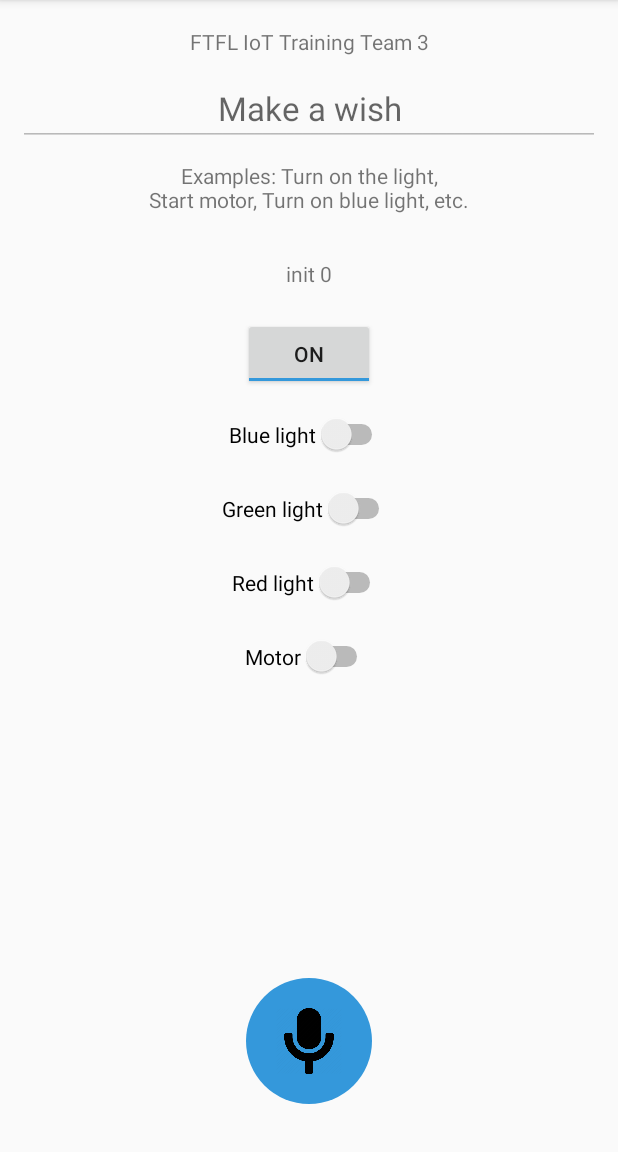
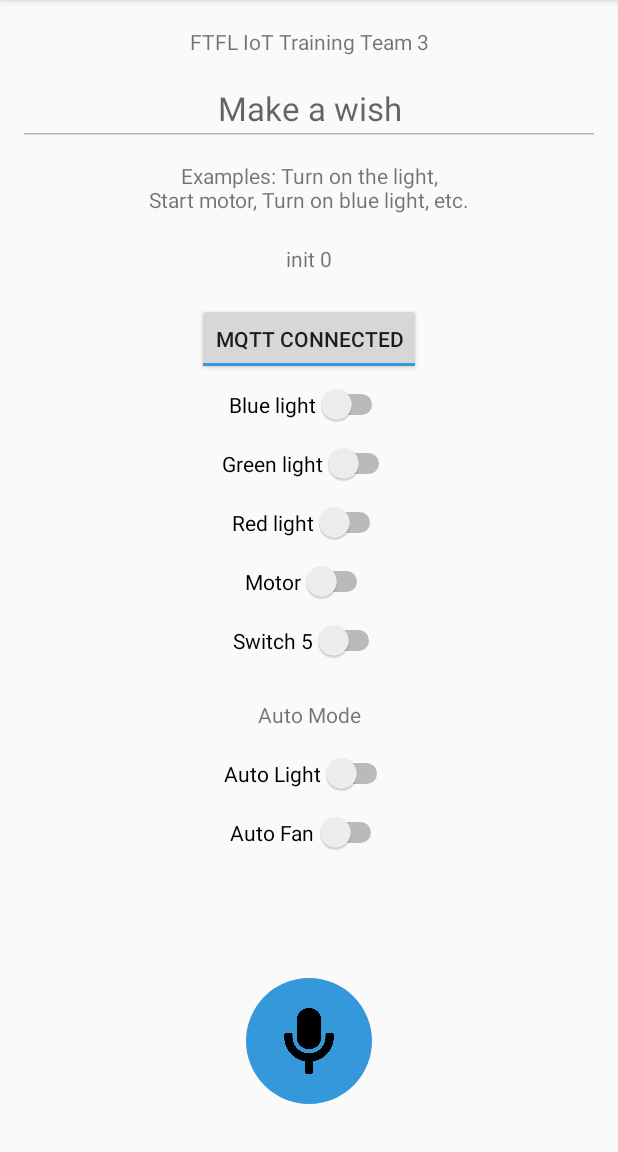
Before and after one commit to sohelaman/home-genie-android, an Android app: the screen it shows after launch (MainActivity), on a phone screen of 412 x 824 dp, the part 84-1236 px from its top. Run offline under Robolectric (Android 15) with nearby library versions, the phone set to English and light mode, and no system bars; libraries missing offline, so code that uses them is left out: org.eclipse.paho; 11 statements that could not run were skipped.

Commit message:
7 switches.

```diff
--- a/app/build.gradle
+++ b/app/build.gradle
@@ -8,8 +8,8 @@ android {
         applicationId "dev.sohel.homegenie"
         minSdkVersion 19
         targetSdkVersion 30
-        versionCode 102
-        versionName "1.02"
+        versionCode 104
+        versionName "1.04"
 
         testInstrumentationRunner "androidx.test.runner.AndroidJUnitRunner"
     }
--- a/app/src/main/java/dev/sohel/homegenie/classes/ActionView.java
+++ b/app/src/main/java/dev/sohel/homegenie/classes/ActionView.java
@@ -30,6 +30,9 @@ public class ActionView {
     final Switch switch2;
     final Switch switch3;
     final Switch switch4;
+    final Switch switch5;
+    final Switch switch6;
+    final Switch switch7;
 
     public ActionView(Activity activity, Context context) {
         this.activity = activity;
@@ -41,8 +44,11 @@ public class ActionView {
         this.switch2 = this.activity.findViewById(R.id.switch2);
         this.switch3 = this.activity.findViewById(R.id.switch3);
         this.switch4 = this.activity.findViewById(R.id.switch4);
+        this.switch5 = this.activity.findViewById(R.id.switch5);
+        this.switch6 = this.activity.findViewById(R.id.switch6);
+        this.switch7 = this.activity.findViewById(R.id.switch7);
 
-        this.switches = new String[]{"switch1", "switch2", "switch3", "switch4"};
+        this.switches = new String[]{"switch1", "switch2", "switch3", "switch4", "switch5", "switch6", "switch7"};
     } // constructor
 
     public ActionView setMqttHelper(MqttHelper mqttHelper) {
@@ -56,6 +62,9 @@ public class ActionView {
         this.switch2.setOnCheckedChangeListener(this.getButtonStateChangeListener("switch2"));
         this.switch3.setOnCheckedChangeListener(this.getButtonStateChangeListener("switch3"));
         this.switch4.setOnCheckedChangeListener(this.getButtonStateChangeListener("switch4"));
+        this.switch5.setOnCheckedChangeListener(this.getButtonStateChangeListener("switch5"));
+        this.switch6.setOnCheckedChangeListener(this.getButtonStateChangeListener("switch6"));
+        this.switch7.setOnCheckedChangeListener(this.getButtonStateChangeListener("switch7"));
     } // end of registerListeners()
 
 
@@ -100,6 +109,15 @@ public class ActionView {
             case "switch4":
                 targetSwitch = this.switch4;
                 break;
+            case "switch5":
+                targetSwitch = this.switch5;
+                break;
+            case "switch6":
+                targetSwitch = this.switch6;
+                break;
+            case "switch7":
+                targetSwitch = this.switch7;
+                break;
             default:
                 targetSwitch = null;
                 break;
--- a/app/src/main/java/dev/sohel/homegenie/classes/MqttHelper.java
+++ b/app/src/main/java/dev/sohel/homegenie/classes/MqttHelper.java
@@ -19,6 +19,7 @@ public class MqttHelper {
     final String mqttServerUri = "tcp://157.230.30.178:1883";
     // final String mqttServerUri = "tcp://mqtt.eclipse.org:1883";
     final String topic = "topic/ftflteam3/general";
+    final String topic2 = "topic/ftflteam3/activities";
     String clientId;
 
     private Context context;
@@ -56,7 +57,7 @@ public class MqttHelper {
             client.setCallback(this.createMqttCallback());
             client.connect();
             this.client = client;
-            client.subscribe(this.topic);
+            client.subscribe(this.topic2);
             Toast.makeText(this.context, "MQTT connected", Toast.LENGTH_SHORT).show();
 
             this.actionView.toggleButton.setChecked(true);
@@ -100,7 +101,7 @@ public class MqttHelper {
             @Override
             public void messageArrived(String topic, MqttMessage message) {
                 String payload = new String(message.getPayload());
-                Log.d(TAG, "messageArrived:" + payload);
+                Log.d(TAG, "messageArrived at topic " + topic + " -- " + payload);
                 processIncomingMessage(payload);
             }
 
--- a/app/src/main/res/layout/activity_main.xml
+++ b/app/src/main/res/layout/activity_main.xml
@@ -32,7 +32,7 @@
         android:layout_height="wrap_content"
         android:layout_below="@id/commandEditText"
         android:paddingTop="10dp"
-        android:paddingBottom="20dp"
+        android:paddingBottom="10dp"
         android:text="@string/available_commands"
         android:textAlignment="center" />
 
@@ -54,7 +54,9 @@
         android:layout_centerHorizontal="true"
         android:paddingTop="10dp"
         android:paddingBottom="10dp"
-        android:text="ToggleButton" />
+        android:text="ToggleButton"
+        android:textOff="MQTT Disconnected"
+        android:textOn="MQTT Connected" />
 
     <Switch
         android:id="@+id/switch1"
@@ -64,7 +66,7 @@
         android:layout_centerHorizontal="true"
         android:layout_marginLeft="100dp"
         android:layout_marginRight="100dp"
-        android:paddingTop="20dp"
+        android:paddingTop="10dp"
         android:paddingBottom="10dp"
         android:text="Blue light" />
 
@@ -76,7 +78,7 @@
         android:layout_centerHorizontal="true"
         android:layout_marginLeft="100dp"
         android:layout_marginRight="100dp"
-        android:paddingTop="20dp"
+        android:paddingTop="10dp"
         android:paddingBottom="10dp"
         android:text="Green light" />
 
@@ -88,7 +90,7 @@
         android:layout_centerHorizontal="true"
         android:layout_marginLeft="100dp"
         android:layout_marginRight="100dp"
-        android:paddingTop="20dp"
+        android:paddingTop="10dp"
         android:paddingBottom="10dp"
         android:text="Red light" />
 
@@ -100,9 +102,55 @@
         android:layout_centerHorizontal="true"
         android:layout_marginLeft="100dp"
         android:layout_marginRight="100dp"
+        android:paddingTop="10dp"
+        android:paddingBottom="10dp"
+        android:text="Motor" />
+
+    <Switch
+        android:id="@+id/switch5"
+        android:layout_width="wrap_content"
+        android:layout_height="wrap_content"
+        android:layout_below="@id/switch4"
+        android:layout_centerHorizontal="true"
+        android:layout_marginLeft="100dp"
+        android:layout_marginRight="100dp"
+        android:paddingTop="10dp"
+        android:paddingBottom="10dp"
+        android:text="Switch 5" />
+
+    <TextView
+        android:id="@+id/textViewAuto"
+        android:layout_width="match_parent"
+        android:layout_height="wrap_content"
+        android:layout_below="@id/switch5"
         android:paddingTop="20dp"
         android:paddingBottom="10dp"
-        android:text="Motor" />
+        android:textAlignment="center"
+        android:text="Auto Mode" />
+
+    <Switch
+        android:id="@+id/switch6"
+        android:layout_width="wrap_content"
+        android:layout_height="wrap_content"
+        android:layout_below="@id/textViewAuto"
+        android:layout_centerHorizontal="true"
+        android:layout_marginLeft="100dp"
+        android:layout_marginRight="100dp"
+        android:paddingTop="10dp"
+        android:paddingBottom="10dp"
+        android:text="Auto Light" />
+
+    <Switch
+        android:id="@+id/switch7"
+        android:layout_width="wrap_content"
+        android:layout_height="wrap_content"
+        android:layout_below="@id/switch6"
+        android:layout_centerHorizontal="true"
+        android:layout_marginLeft="100dp"
+        android:layout_marginRight="100dp"
+        android:paddingTop="10dp"
+        android:paddingBottom="10dp"
+        android:text="Auto Fan" />
 
     <ImageButton
         android:id="@+id/recordButton"
```
Also changed, not shown: app/src/main/java/dev/sohel/homegenie/classes/Sentences.java (+64 -20 lines).
